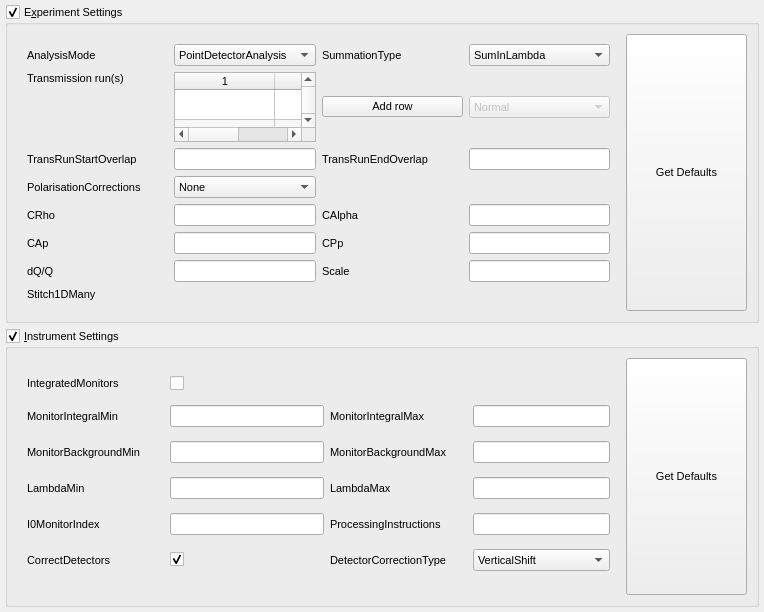
mantidproject/mantid, file qt/scientific_interfaces/ISISReflectometry/ReflSettingsWidget.ui: the form before one commit.
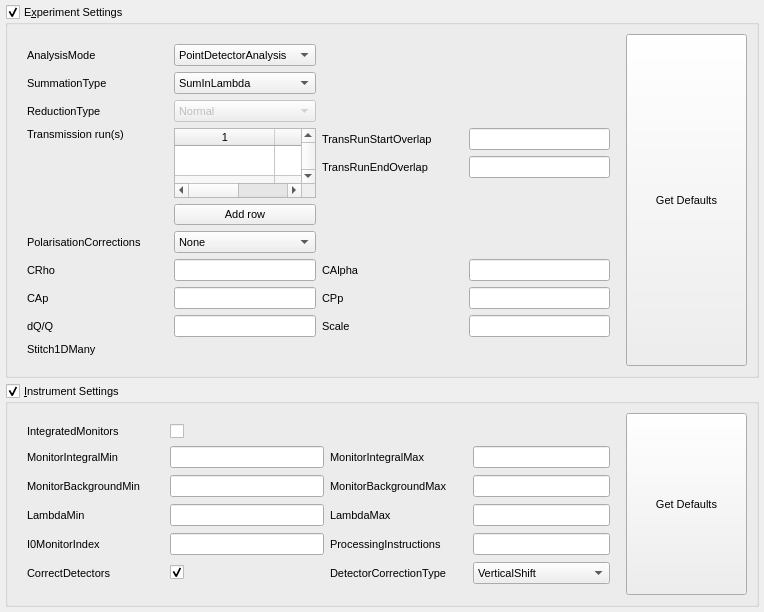
The form after the commit.

Commit message:
Tidy up Settings tab UI layout
- Fix layout problems caused by the merge from master
- Remove hard-coded widget position indices in the code that adds the HintingLineEdit for the stitch params. Instead, look up the position of the stitch label and place the edit box next to it.

Re #20088

The edit to the form file:
```diff
--- a/qt/scientific_interfaces/ISISReflectometry/ReflSettingsWidget.ui
+++ b/qt/scientific_interfaces/ISISReflectometry/ReflSettingsWidget.ui
@@ -49,7 +49,7 @@
      </property>
      <layout class="QHBoxLayout" name="horizontalLayout_2" stretch="10,2">
       <item>
-       <layout class="QGridLayout" name="expSettingsLayout0" rowstretch="1,1,1,1,1,1,1,1" columnstretch="1,1,1,1">
+       <layout class="QGridLayout" name="expSettingsLayout0" rowstretch="1,1,1,1,1,1,1,1,0,0,0,0" columnstretch="1,1,1,1">
         <property name="leftMargin">
          <number>10</number>
         </property>
@@ -62,6 +62,96 @@
         <property name="bottomMargin">
          <number>10</number>
         </property>
+        <item row="3" column="2">
+         <widget class="QLabel" name="startOverlapLabel">
+          <property name="text">
+           <string>TransRunStartOverlap</string>
+          </property>
+         </widget>
+        </item>
+        <item row="9" column="1">
+         <widget class="QLineEdit" name="CApEdit"/>
+        </item>
+        <item row="1" column="0">
+         <widget class="QLabel" name="summationTypeLabel">
+          <property name="minimumSize">
+           <size>
+            <width>117</width>
+            <height>0</height>
+           </size>
+          </property>
+          <property name="text">
+           <string>SummationType</string>
+          </property>
+         </widget>
+        </item>
+        <item row="10" column="1">
+         <widget class="QLineEdit" name="momentumTransferStepEdit"/>
+        </item>
+        <item row="9" column="0">
+         <widget class="QLabel" name="CApLabel">
+          <property name="text">
+           <string>CAp</string>
+          </property>
+         </widget>
+        </item>
+        <item row="2" column="1">
+         <widget class="QComboBox" name="reductionTypeComboBox">
+          <property name="enabled">
+           <bool>false</bool>
+          </property>
+          <property name="sizePolicy">
+           <sizepolicy hsizetype="Expanding" vsizetype="Fixed">
+            <horstretch>0</horstretch>
+            <verstretch>0</verstretch>
+           </sizepolicy>
+          </property>
+          <item>
+           <property name="text">
+            <string>Normal</string>
+           </property>
+          </item>
+          <item>
+           <property name="text">
+            <string>DivergentBeam</string>
+           </property>
+          </item>
+          <item>
+           <property name="text">
+            <string>NonFlatSample</string>
+           </property>
+          </item>
+         </widget>
+        </item>
+        <item row="2" column="0">
+         <widget class="QLabel" name="reductionTypeLabel">
+          <property name="minimumSize">
+           <size>
+            <width>117</width>
+            <height>0</height>
+           </size>
+          </property>
+          <property name="text">
+           <string>ReductionType</string>
+          </property>
+         </widget>
+        </item>
+        <item row="3" column="3">
+         <widget class="QLineEdit" name="startOverlapEdit"/>
+        </item>
+        <item row="7" column="0">
+         <widget class="QLabel" name="polCorrLabel">
+          <property name="minimumSize">
+           <size>
+            <width>117</width>
+            <height>0</height>
+           </size>
+          </property>
+          <property name="text">
+           <string>PolarisationCorrections</string>
+          </property>
+         </widget>
+        </item>
         <item row="0" column="0">
          <widget class="QLabel" name="analysisModeLabel">
           <property name="text">
@@ -69,7 +159,7 @@
           </property>
          </widget>
         </item>
-        <item row="1" column="0">
+        <item row="3" column="0">
          <widget class="QLabel" name="transmissionRunsLabel">
           <property name="text">
            <string>Transmission run(s)</string>
@@ -79,20 +169,27 @@
           </property>
          </widget>
         </item>
-        <item row="2" column="0">
-         <widget class="QLabel" name="startOverlapLabel">
-          <property name="text">
-           <string>TransRunStartOverlap</string>
+        <item row="1" column="1">
+         <widget class="QComboBox" name="summationTypeComboBox">
+          <property name="sizePolicy">
+           <sizepolicy hsizetype="Expanding" vsizetype="Fixed">
+            <horstretch>0</horstretch>
+            <verstretch>0</verstretch>
+           </sizepolicy>
           </property>
+          <item>
+           <property name="text">
+            <string>SumInLambda</string>
+           </property>
+          </item>
+          <item>
+           <property name="text">
+            <string>SumInQ</string>
+           </property>
+          </item>
          </widget>
         </item>
-        <item row="2" column="1">
-         <widget class="QLineEdit" name="startOverlapEdit"/>
-        </item>
-        <item row="2" column="3">
-         <widget class="QLineEdit" name="endOverlapEdit"/>
-        </item>
-        <item row="2" column="2">
+        <item row="4" column="2">
          <widget class="QLabel" name="endOverlapLabel">
           <property name="minimumSize">
            <size>
@@ -105,8 +202,11 @@
           </property>
          </widget>
         </item>
-        <item row="3" column="0">
-         <widget class="QLabel" name="polCorrLabel">
+        <item row="4" column="3">
+         <widget class="QLineEdit" name="endOverlapEdit"/>
+        </item>
+        <item row="10" column="2">
+         <widget class="QLabel" name="scaleFactorLabel">
           <property name="minimumSize">
            <size>
             <width>117</width>
@@ -114,14 +214,38 @@
            </size>
           </property>
           <property name="text">
-           <string>PolarisationCorrections</string>
+           <string>Scale</string>
           </property>
          </widget>
         </item>
-        <item row="4" column="1">
-         <widget class="QLineEdit" name="CRhoEdit"/>
+        <item row="8" column="0">
+         <widget class="QLabel" name="CRhoLabel">
+          <property name="text">
+           <string>CRho</string>
+          </property>
+         </widget>
         </item>
-        <item row="3" column="1">
+        <item row="0" column="1">
+         <widget class="QComboBox" name="analysisModeComboBox">
+          <property name="sizePolicy">
+           <sizepolicy hsizetype="MinimumExpanding" vsizetype="Fixed">
+            <horstretch>0</horstretch>
+            <verstretch>0</verstretch>
+           </sizepolicy>
+          </property>
+          <item>
+           <property name="text">
+            <string>PointDetectorAnalysis</string>
+           </property>
+          </item>
+          <item>
+           <property name="text">
+            <string>MultiDetectorAnalysis</string>
+           </property>
+          </item>
+         </widget>
+        </item>
+        <item row="7" column="1">
          <widget class="QComboBox" name="polCorrComboBox">
           <property name="sizePolicy">
            <sizepolicy hsizetype="MinimumExpanding" vsizetype="Fixed">
@@ -146,43 +270,7 @@
           </item>
          </widget>
         </item>
-        <item row="4" column="0">
-         <widget class="QLabel" name="CRhoLabel">
-          <property name="text">
-           <string>CRho</string>
-          </property>
-         </widget>
-        </item>
-        <item row="4" column="3">
-         <widget class="QLineEdit" name="CAlphaEdit"/>
-        </item>
-        <item row="4" column="2">
-         <widget class="QLabel" name="CAlphaLabel">
-          <property name="minimumSize">
-           <size>
-            <width>117</width>
-            <height>0</height>
-           </size>
-          </property>
-          <property name="text">
-           <string>CAlpha</string>
-          </property>
-         </widget>
-        </item>
-        <item row="5" column="1">
-         <widget class="QLineEdit" name="CApEdit"/>
-        </item>
-        <item row="5" column="0">
-         <widget class="QLabel" name="CApLabel">
-          <property name="text">
-           <string>CAp</string>
-          </property>
-         </widget>
-        </item>
-        <item row="5" column="3">
-         <widget class="QLineEdit" name="CPpEdit"/>
-        </item>
-        <item row="5" column="2">
+        <item row="9" column="2">
          <widget class="QLabel" name="CPpLabel">
           <property name="minimumSize">
            <size>
@@ -195,21 +283,18 @@
           </property>
          </widget>
         </item>
-        <item row="6" column="1">
-         <widget class="QLineEdit" name="momentumTransferStepEdit"/>
-        </item>
-        <item row="6" column="0">
+        <item row="10" column="0">
          <widget class="QLabel" name="momentumTransferStepLabel">
           <property name="text">
            <string>dQ/Q</string>
           </property>
          </widget>
         </item>
-        <item row="6" column="3">
-         <widget class="QLineEdit" name="scaleFactorEdit"/>
+        <item row="8" column="3">
+         <widget class="QLineEdit" name="CAlphaEdit"/>
         </item>
-        <item row="6" column="2">
-         <widget class="QLabel" name="scaleFactorLabel">
+        <item row="8" column="2">
+         <widget class="QLabel" name="CAlphaLabel">
           <property name="minimumSize">
            <size>
             <width>117</width>
@@ -217,112 +302,24 @@
            </size>
           </property>
           <property name="text">
-           <string>Scale</string>
+           <string>CAlpha</string>
           </property>
          </widget>
         </item>
-        <item row="7" column="0">
+        <item row="8" column="1">
+         <widget class="QLineEdit" name="CRhoEdit"/>
+        </item>
+        <item row="9" column="3">
+         <widget class="QLineEdit" name="CPpEdit"/>
+        </item>
+        <item row="11" column="0">
          <widget class="QLabel" name="stitchLabel">
           <property name="text">
            <string>Stitch1DMany</string>
           </property>
          </widget>
         </item>
-        <item row="0" column="2">
-         <widget class="QLabel" name="summationTypeLabel">
-          <property name="minimumSize">
-           <size>
-            <width>117</width>
-            <height>0</height>
-           </size>
-          </property>
-          <property name="text">
-           <string>SummationType</string>
-          </property>
-         </widget>
-        </item>
-        <item row="1" column="2">
-         <widget class="QLabel" name="reductionTypeLabel">
-          <property name="minimumSize">
-           <size>
-            <width>117</width>
-            <height>0</height>
-           </size>
-          </property>
-          <property name="text">
-           <string>ReductionType</string>
-          </property>
-         </widget>
-        </item>
-        <item row="0" column="1">
-         <widget class="QComboBox" name="analysisModeComboBox">
-          <property name="sizePolicy">
-           <sizepolicy hsizetype="MinimumExpanding" vsizetype="Fixed">
-            <horstretch>0</horstretch>
-            <verstretch>0</verstretch>
-           </sizepolicy>
-          </property>
-          <item>
-           <property name="text">
-            <string>PointDetectorAnalysis</string>
-           </property>
-          </item>
-          <item>
-           <property name="text">
-            <string>MultiDetectorAnalysis</string>
-           </property>
-          </item>
-         </widget>
-        </item>
-        <item row="0" column="3">
-         <widget class="QComboBox" name="summationTypeComboBox">
-          <property name="sizePolicy">
-           <sizepolicy hsizetype="Expanding" vsizetype="Fixed">
-            <horstretch>0</horstretch>
-            <verstretch>0</verstretch>
-           </sizepolicy>
-          </property>
-          <item>
-           <property name="text">
-            <string>SumInLambda</string>
-           </property>
-          </item>
-          <item>
-           <property name="text">
-            <string>SumInQ</string>
-           </property>
-          </item>
-         </widget>
-        </item>
-        <item row="1" column="3">
-         <widget class="QComboBox" name="reductionTypeComboBox">
-          <property name="enabled">
-           <bool>false</bool>
-          </property>
-          <property name="sizePolicy">
-           <sizepolicy hsizetype="Expanding" vsizetype="Fixed">
-            <horstretch>0</horstretch>
-            <verstretch>0</verstretch>
-           </sizepolicy>
-          </property>
-          <item>
-           <property name="text">
-            <string>Normal</string>
-           </property>
-          </item>
-          <item>
-           <property name="text">
-            <string>DivergentBeam</string>
-           </property>
-          </item>
-          <item>
-           <property name="text">
-            <string>NonFlatSample</string>
-           </property>
-          </item>
-         </widget>
-        </item>
-        <item row="1" column="1">
+        <item row="3" column="1" rowspan="3">
          <widget class="QTableWidget" name="transmissionRunsTable">
           <property name="alternatingRowColors">
            <bool>true</bool>
@@ -349,7 +346,10 @@
           <column/>
          </widget>
         </item>
-        <item row="1" column="2">
+        <item row="10" column="3">
+         <widget class="QLineEdit" name="scaleFactorEdit"/>
+        </item>
+        <item row="6" column="1">
          <widget class="QPushButton" name="getAddTransmissionRowButton">
           <property name="text">
            <string>Add row</string>
```
Left out of the diff: 12 changed lines with no effect on the pictures. The commit also changes 2 other files.
